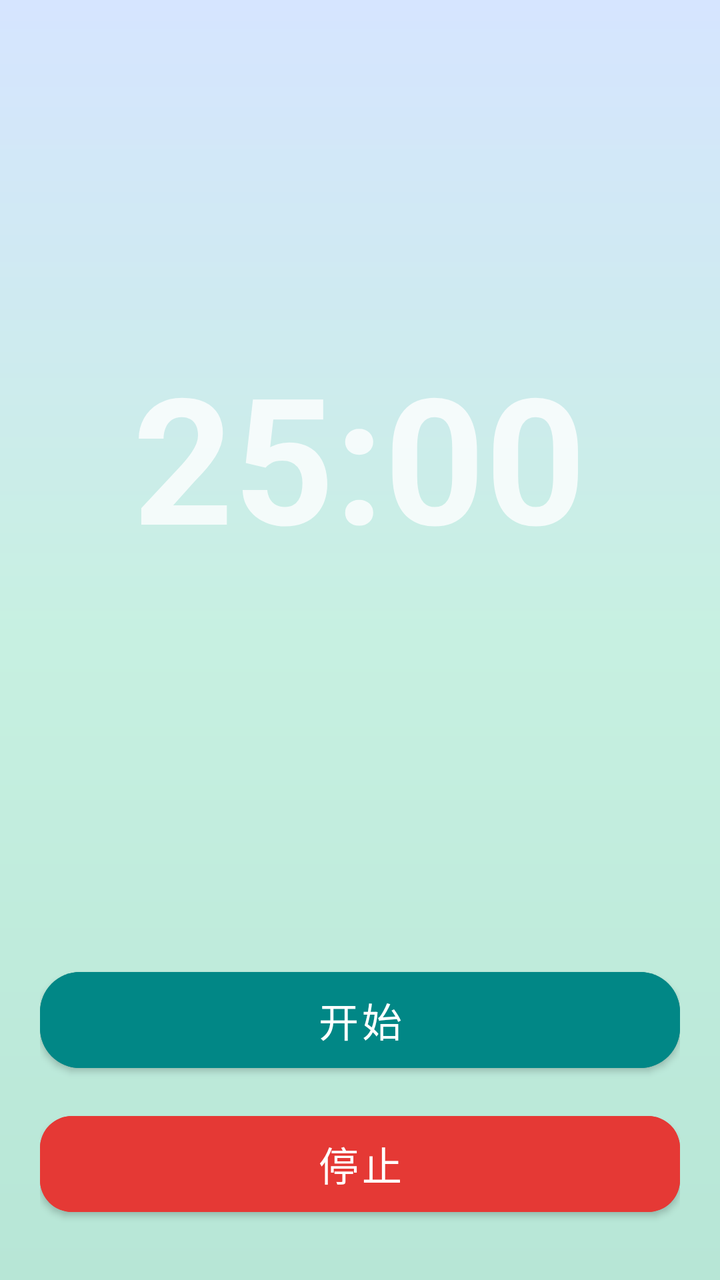
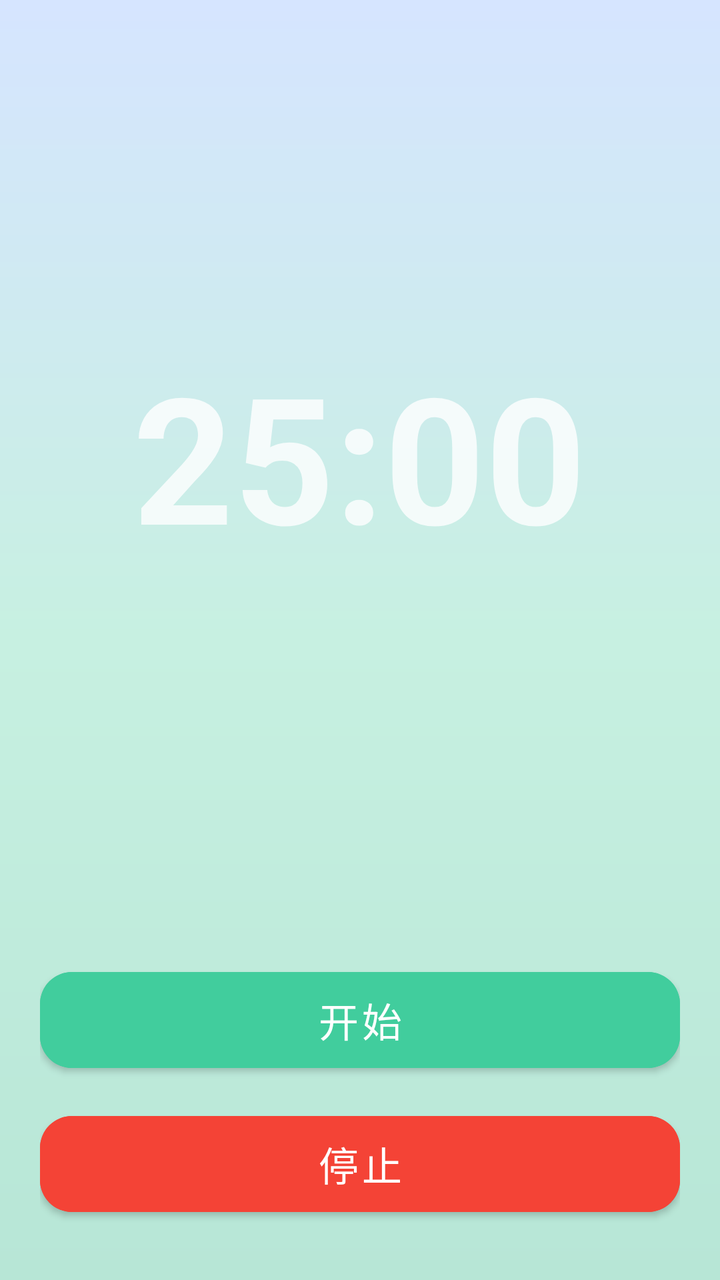

Compare the two renders of this Android layout. The source of the first and the diff that turns it into the second are given below.
<!-- AndroidManifest.xml: activity theme Theme.PomodoroTimer.NoActionBar -->
<!-- res/layout/activity_timer.xml -->
﻿<?xml version="1.0" encoding="utf-8"?>
<FrameLayout xmlns:android="http://schemas.android.com/apk/res/android"
    xmlns:app="http://schemas.android.com/apk/res-auto"
    android:layout_width="match_parent"
    android:layout_height="match_parent"
    android:background="@drawable/bg_timer_gradient">

    <ImageView
        android:id="@+id/bg_image"
        android:layout_width="match_parent"
        android:layout_height="match_parent"
        android:scaleType="centerCrop"
        android:contentDescription="@null"
        android:visibility="gone" />

    <LinearLayout
        android:layout_width="match_parent"
        android:layout_height="match_parent"
        android:orientation="vertical"
        android:gravity="center_horizontal"
        android:paddingStart="20dp"
        android:paddingEnd="20dp"
        android:paddingBottom="28dp">

        
        <View
            android:layout_width="match_parent"
            android:layout_height="0dp"
            android:layout_weight="1" />

        <TextView
            android:id="@+id/task_title_text"
            android:layout_width="wrap_content"
            android:layout_height="wrap_content"
            android:textColor="#B3FFFFFF"
            android:textSize="16sp"
            android:visibility="gone"
            android:layout_marginBottom="8dp" />

        <TextView
            android:id="@+id/session_hint_text"
            android:layout_width="wrap_content"
            android:layout_height="wrap_content"
            android:textColor="#99FFFFFF"
            android:textSize="14sp"
            android:visibility="gone"
            android:layout_marginBottom="8dp" />

        <TextView
            android:id="@+id/timer_text"
            android:layout_width="wrap_content"
            android:layout_height="wrap_content"
            android:text="@string/layout_placeholder_timer"
            android:textSize="88sp"
            android:textStyle="bold"
            android:textColor="#CCFFFFFF"
            android:layout_marginBottom="24dp" />

        
        <View
            android:layout_width="match_parent"
            android:layout_height="0dp"
            android:layout_weight="1" />

        <LinearLayout
            android:layout_width="match_parent"
            android:layout_height="wrap_content"
            android:orientation="vertical"
            android:gravity="center">

            <com.google.android.material.button.MaterialButton
                android:id="@+id/primary_button"
                android:layout_width="match_parent"
                android:layout_height="wrap_content"
                android:text="@string/start_button"
                android:backgroundTint="@color/teal_700"
                android:textColor="@android:color/white"
                android:minHeight="60dp"
                android:textSize="20sp"
                app:cornerRadius="20dp"
                app:strokeWidth="0dp" />

            <View
                android:layout_width="match_parent"
                android:layout_height="12dp" />

            <com.google.android.material.button.MaterialButton
                android:id="@+id/secondary_button"
                android:layout_width="match_parent"
                android:layout_height="wrap_content"
                android:text="@string/stop_button"
                android:backgroundTint="@color/red_600"
                android:textColor="@android:color/white"
                android:minHeight="60dp"
                android:textSize="20sp"
                app:cornerRadius="16dp"
                app:strokeWidth="0dp" />
        </LinearLayout>

    </LinearLayout>

</FrameLayout>
<!-- resources referenced by this layout -->
<resources>
  <color name="red_600">#E53935</color>
  <color name="teal_700">#FF018786</color>
  <!-- drawable bg_timer_gradient (drawable) -->
  <?xml version="1.0" encoding="utf-8"?>
  <shape xmlns:android="http://schemas.android.com/apk/res/android" android:shape="rectangle">
      
      <gradient
          android:type="linear"
          android:angle="270"
          android:startColor="@color/timer_bg_start"
          android:centerColor="@color/timer_bg_center"
          android:endColor="@color/timer_bg_end"
          android:useLevel="false" />
  </shape>
  <style name="Theme.PomodoroTimer.NoActionBar" parent="Theme.MaterialComponents.DayNight.NoActionBar">
          <item name="windowActionBar">false</item>
          <item name="windowNoTitle">true</item>
          <item name="colorPrimary">@color/skyblue</item>
          <item name="colorPrimaryVariant">@color/default_theme_dark</item>
          <item name="colorOnPrimary">@color/text_primary</item>
          <item name="android:statusBarColor">@color/background_card</item>
          <item name="android:navigationBarColor">@color/background_card</item>
          <item name="android:windowFullscreen">false</item>
          <item name="android:windowContentOverlay">@null</item>
      </style>
  <color name="timer_bg_start">#D6E5FF</color>
  <color name="timer_bg_center">#C7F0E1</color>
  <color name="timer_bg_end">#B7E6D6</color>
  <color name="skyblue">#FF51CDFF</color>
  <color name="default_theme_dark">#014971</color>
  <color name="background_card">#FFFFFFFF</color>
  <!-- unchanged entries left out for length: 4 -->
</resources>

<!-- the commit's change to res/layout/activity_timer.xml (unified diff, before → after) -->
@@ -1,4 +1,4 @@
-﻿<?xml version="1.0" encoding="utf-8"?>
+<?xml version="1.0" encoding="utf-8"?>
 <FrameLayout xmlns:android="http://schemas.android.com/apk/res/android"
     xmlns:app="http://schemas.android.com/apk/res-auto"
     android:layout_width="match_parent"
@@ -14,6 +14,7 @@
         android:visibility="gone" />
 
     <LinearLayout
+        android:id="@+id/timer_content"
         android:layout_width="match_parent"
         android:layout_height="match_parent"
         android:orientation="vertical"
@@ -73,11 +74,11 @@
                 android:layout_width="match_parent"
                 android:layout_height="wrap_content"
                 android:text="@string/start_button"
-                android:backgroundTint="@color/teal_700"
+                android:backgroundTint="@color/brand"
                 android:textColor="@android:color/white"
                 android:minHeight="60dp"
                 android:textSize="20sp"
-                app:cornerRadius="20dp"
+                app:cornerRadius="16dp"
                 app:strokeWidth="0dp" />
 
             <View
@@ -89,7 +90,7 @@
                 android:layout_width="match_parent"
                 android:layout_height="wrap_content"
                 android:text="@string/stop_button"
-                android:backgroundTint="@color/red_600"
+                android:backgroundTint="@color/semantic_error"
                 android:textColor="@android:color/white"
                 android:minHeight="60dp"
                 android:textSize="20sp"
<!-- resource entries referenced after the edit -->
@@ -1,7 +1,7 @@
 <!-- resources referenced by this layout -->
 <resources>
-  <color name="red_600">#E53935</color>
-  <color name="teal_700">#FF018786</color>
+  <color name="brand">#FF41CD9D</color>
+  <color name="semantic_error">#FFF44336</color>
   <!-- drawable bg_timer_gradient (drawable) -->
   <?xml version="1.0" encoding="utf-8"?>
   <shape xmlns:android="http://schemas.android.com/apk/res/android" android:shape="rectangle">
@@ -9,28 +9,65 @@
       <gradient
           android:type="linear"
           android:angle="270"
-          android:startColor="@color/timer_bg_start"
-          android:centerColor="@color/timer_bg_center"
-          android:endColor="@color/timer_bg_end"
+          android:startColor="@color/comp_timer_bg_start"
+          android:centerColor="@color/comp_timer_bg_center"
+          android:endColor="@color/comp_timer_bg_end"
           android:useLevel="false" />
   </shape>
   <style name="Theme.PomodoroTimer.NoActionBar" parent="Theme.MaterialComponents.DayNight.NoActionBar">
           <item name="windowActionBar">false</item>
           <item name="windowNoTitle">true</item>
-          <item name="colorPrimary">@color/skyblue</item>
-          <item name="colorPrimaryVariant">@color/default_theme_dark</item>
-          <item name="colorOnPrimary">@color/text_primary</item>
-          <item name="android:statusBarColor">@color/background_card</item>
-          <item name="android:navigationBarColor">@color/background_card</item>
+          <item name="colorPrimary">@color/brand</item>
+          <item name="colorPrimaryVariant">@color/brand</item>
+          <item name="colorOnPrimary">@color/on_brand</item>
+          <item name="colorSecondary">@color/brand</item>
+          <item name="colorOnSecondary">@color/on_brand</item>
+          <item name="android:statusBarColor">@color/surface_card</item>
+          <item name="android:navigationBarColor">@color/surface_card</item>
           <item name="android:windowFullscreen">false</item>
           <item name="android:windowContentOverlay">@null</item>
+          <item name="android:windowLightStatusBar" tools:targetApi="m">true</item>
+          <item name="materialAlertDialogTheme">@style/ThemeOverlay.Pomodoro.MaterialAlertDialog</item>
       </style>
-  <color name="timer_bg_start">#D6E5FF</color>
-  <color name="timer_bg_center">#C7F0E1</color>
-  <color name="timer_bg_end">#B7E6D6</color>
-  <color name="skyblue">#FF51CDFF</color>
-  <color name="default_theme_dark">#014971</color>
-  <color name="background_card">#FFFFFFFF</color>
+  <color name="comp_timer_bg_start">#D6E5FF</color>
+  <color name="comp_timer_bg_center">#C7F0E1</color>
+  <color name="comp_timer_bg_end">#B7E6D6</color>
+  <color name="on_brand">@color/absolute_white</color>
+  <color name="surface_card">#FFFFFFFF</color>
+  <style name="ThemeOverlay.Pomodoro.MaterialAlertDialog" parent="ThemeOverlay.MaterialComponents.MaterialAlertDialog">
+          <item name="colorPrimary">@color/brand</item>
+          <item name="colorSecondary">@color/brand</item>
+          <item name="colorSurface">@color/surface_card</item>
+          <item name="colorOnSurface">@color/text_primary</item>
+          <item name="materialAlertDialogTitleTextStyle">@style/TextAppearance.Pomodoro.Dialog.Title</item>
+          <item name="materialAlertDialogBodyTextStyle">@style/TextAppearance.Pomodoro.Dialog.Body</item>
+          <item name="shapeAppearanceOverlay">@style/ShapeAppearance.Pomodoro.Dialog</item>
+          <item name="buttonBarPositiveButtonStyle">@style/Widget.Pomodoro.Dialog.Button</item>
+          <item name="buttonBarNegativeButtonStyle">@style/Widget.Pomodoro.Dialog.Button</item>
+          <item name="buttonBarNeutralButtonStyle">@style/Widget.Pomodoro.Dialog.Button</item>
+      </style>
+  <color name="absolute_white">#FFFFFFFF</color>
+  <style name="TextAppearance.Pomodoro.Dialog.Title" parent="MaterialAlertDialog.MaterialComponents.Title.Text">
+          <item name="android:textColor">@color/text_primary</item>
+          <item name="android:textSize">18sp</item>
+          <item name="android:textStyle">bold</item>
+      </style>
+  <style name="TextAppearance.Pomodoro.Dialog.Body" parent="MaterialAlertDialog.MaterialComponents.Body.Text">
+          <item name="android:textColor">@color/text_secondary</item>
+          <item name="android:textSize">14sp</item>
+          <item name="android:lineSpacingExtra">3dp</item>
+      </style>
+  <style name="ShapeAppearance.Pomodoro.Dialog" parent="ShapeAppearance.MaterialComponents.LargeComponent">
+          <item name="cornerFamily">rounded</item>
+          <item name="cornerSize">20dp</item>
+      </style>
+  <style name="Widget.Pomodoro.Dialog.Button" parent="Widget.MaterialComponents.Button.TextButton.Dialog">
+          <item name="android:textColor">@color/brand</item>
+          <item name="android:textAllCaps">false</item>
+          <item name="rippleColor">@color/brand_container</item>
+      </style>
+  <color name="text_secondary">#FF666666</color>
+  <color name="brand_container">#1A41CD9D</color>
   <!-- unchanged entries left out for length: 4 -->
 </resources>
 
